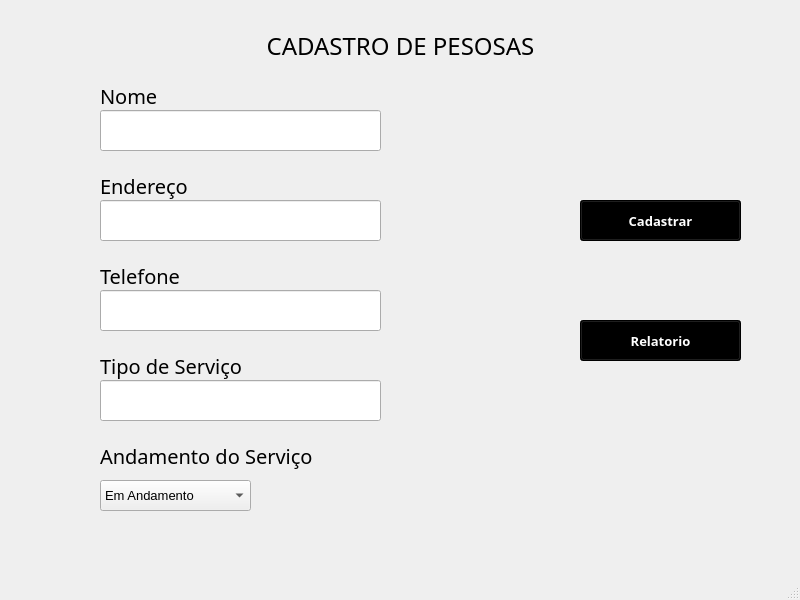
Old version of the form formulario.ui in the repository Morais453/cadastro_pessoas.
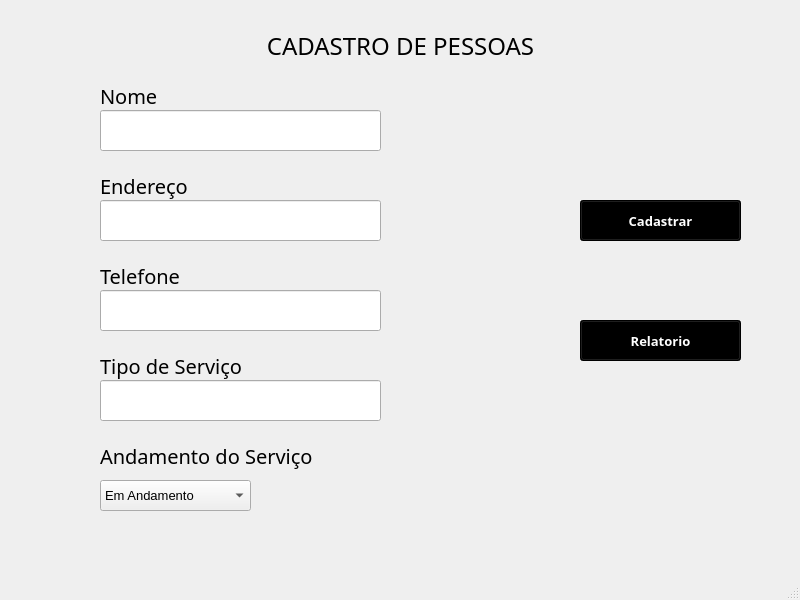
New version of the form.

What changed in the file:
```diff
--- a/formulario.ui
+++ b/formulario.ui
@@ -48,7 +48,7 @@
      </font>
     </property>
     <property name="text">
-     <string>CADASTRO DE PESOSAS</string>
+     <string>CADASTRO DE PESSOAS</string>
     </property>
     <property name="alignment">
      <set>Qt::AlignCenter</set>
@@ -209,16 +209,16 @@
    <widget class="QLabel" name="lblMsg">
     <property name="geometry">
      <rect>
-      <x>440</x>
+      <x>470</x>
       <y>400</y>
-      <width>341</width>
+      <width>311</width>
       <height>51</height>
      </rect>
     </property>
     <property name="font">
      <font>
       <family>Arial Black</family>
-      <pointsize>12</pointsize>
+      <pointsize>10</pointsize>
       <weight>75</weight>
       <bold>true</bold>
      </font>
```
